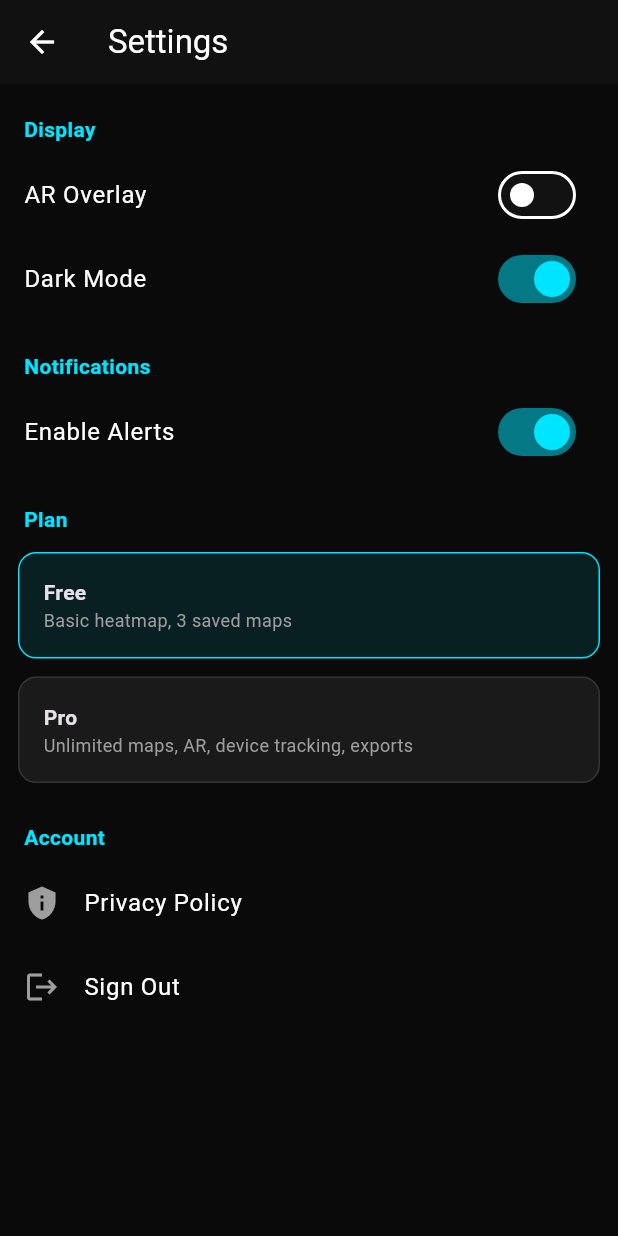
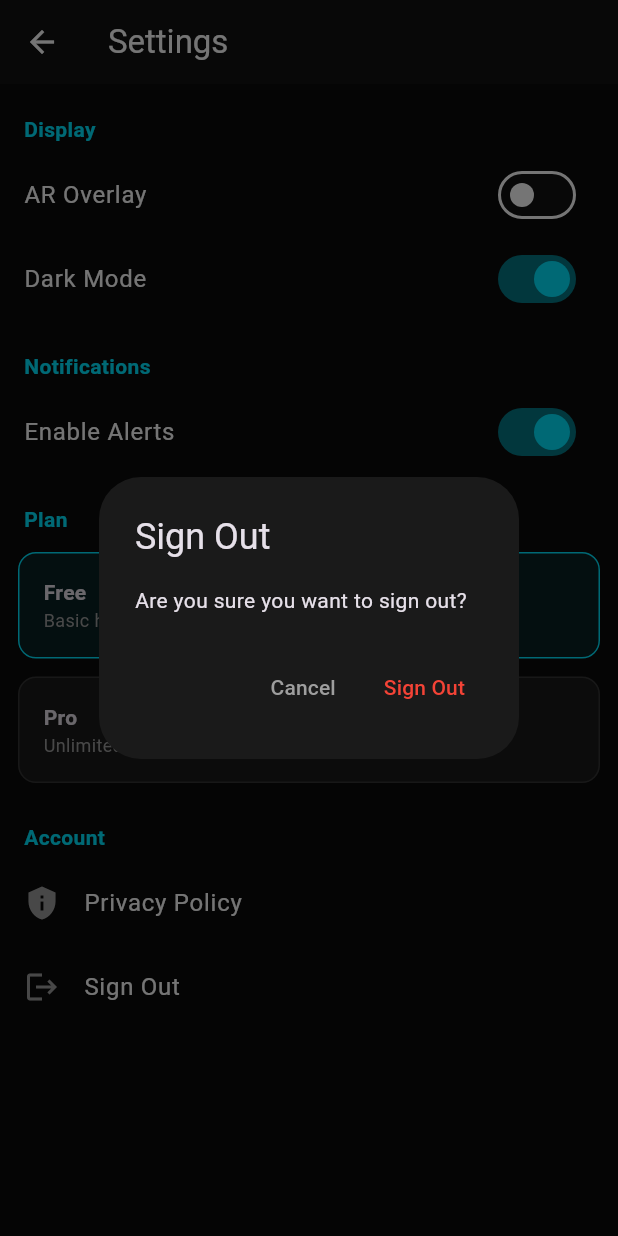
Before and after one commit to darlingtonerzuah/Wave_map, a Flutter app: the SettingsScreen screen opened directly, after a tap on "Sign Out", on a phone screen of 412 x 824 dp. Run offline on Flutter 3.47's test engine with Material 3 defaults, Android fonts, the phone set to English and light mode, and no system bars; our stand-ins replace dio, shared_preferences; accounts and stored records are empty.

Commit message:
feat: sign out with confirmation dialog

```diff
--- a/lib/screens/settings_screen.dart
+++ b/lib/screens/settings_screen.dart
@@ -1,4 +1,5 @@
 import 'package:flutter/material.dart';
+import 'package:shared_preferences/shared_preferences.dart';
 
 class SettingsScreen extends StatefulWidget {
   const SettingsScreen({super.key});
@@ -32,7 +33,38 @@ class _SettingsScreenState extends State<SettingsScreen> {
           _planTile('Pro', 'Unlimited maps, AR, device tracking, exports'),
           _sectionTitle('Account'),
           _actionTile('Privacy Policy', Icons.privacy_tip),
-          _actionTile('Sign Out', Icons.logout),
+          ListTile(
+  leading: const Icon(Icons.logout, color: Colors.grey),
+  title: const Text('Sign Out'),
+ onTap: () async {
+  final confirm = await showDialog<bool>(
+    context: context,
+    builder: (ctx) => AlertDialog(
+      backgroundColor: const Color(0xFF1A1A1A),
+      title: const Text('Sign Out'),
+      content: const Text('Are you sure you want to sign out?'),
+      actions: [
+        TextButton(
+          onPressed: () => Navigator.pop(ctx, false),
+          child: const Text('Cancel', style: TextStyle(color: Colors.grey)),
+        ),
+        TextButton(
+          onPressed: () => Navigator.pop(ctx, true),
+          child: const Text('Sign Out', style: TextStyle(color: Colors.red)),
+        ),
+      ],
+    ),
+  );
+
+  if (confirm == true) {
+    final prefs = await SharedPreferences.getInstance();
+    await prefs.clear();
+    if (context.mounted) {
+      Navigator.pushReplacementNamed(context, '/login');
+    }
+  }
+},
+          ),
         ],
       ),
     );
```
